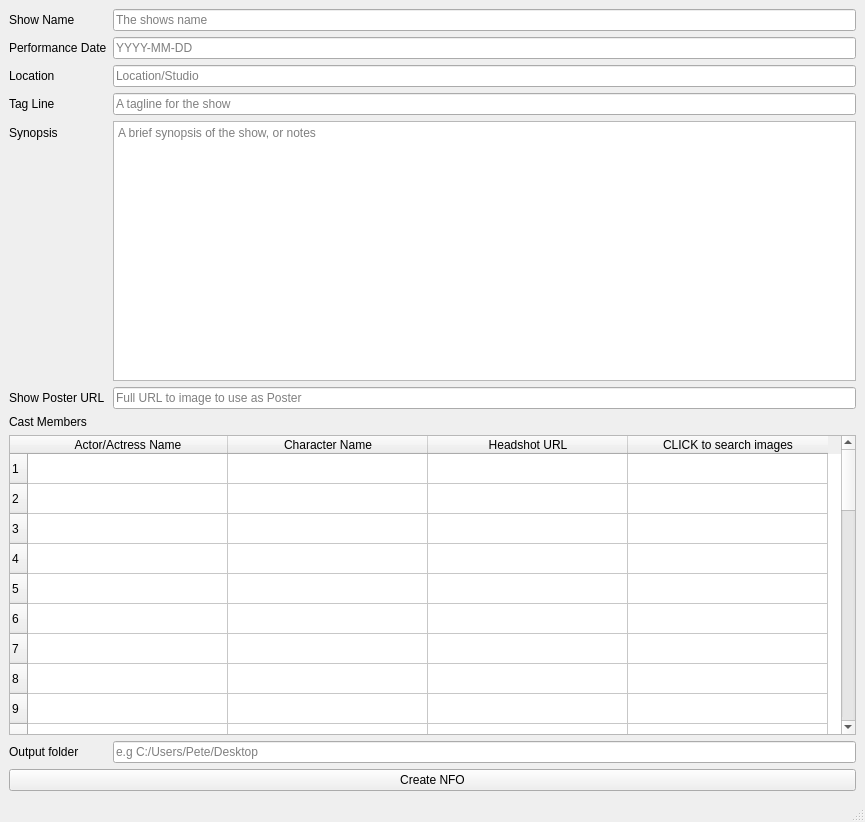
Above: mainwindow.ui from pekempy/NFOBuilder before the change. Below: the same form after it.
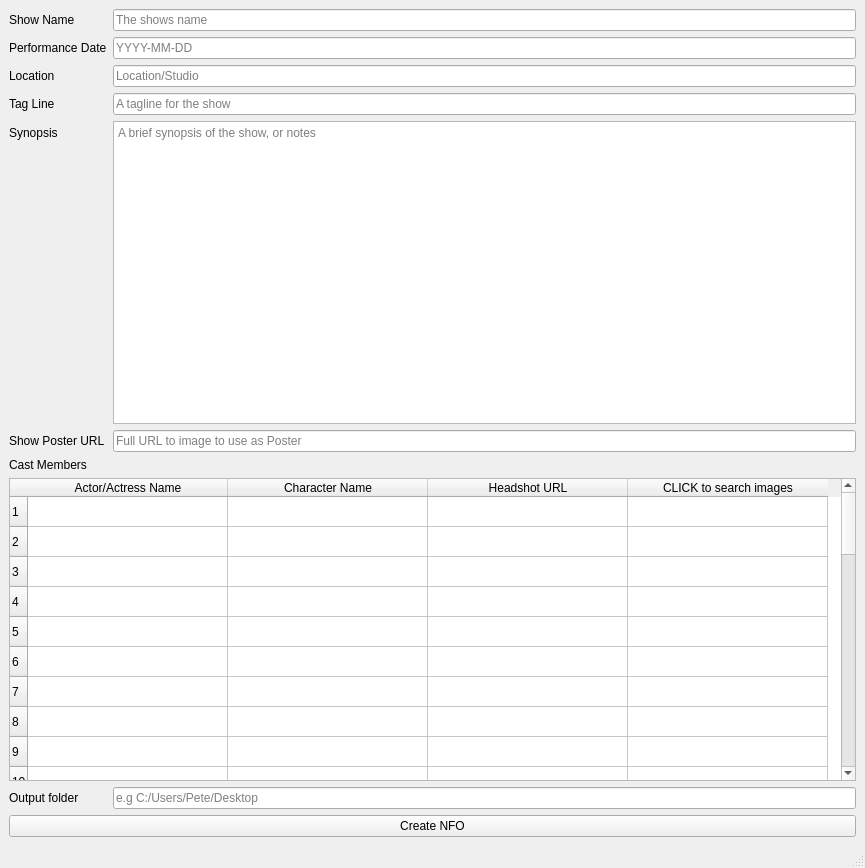
That is the form after the change. Icons and pictures are not drawn.

```diff
--- a/mainwindow.ui
+++ b/mainwindow.ui
@@ -7,7 +7,7 @@
     <x>0</x>
     <y>0</y>
     <width>865</width>
-    <height>822</height>
+    <height>868</height>
    </rect>
   </property>
   <property name="windowTitle">
```
Left out of the diff: 12 changed lines with no effect on the pictures.
